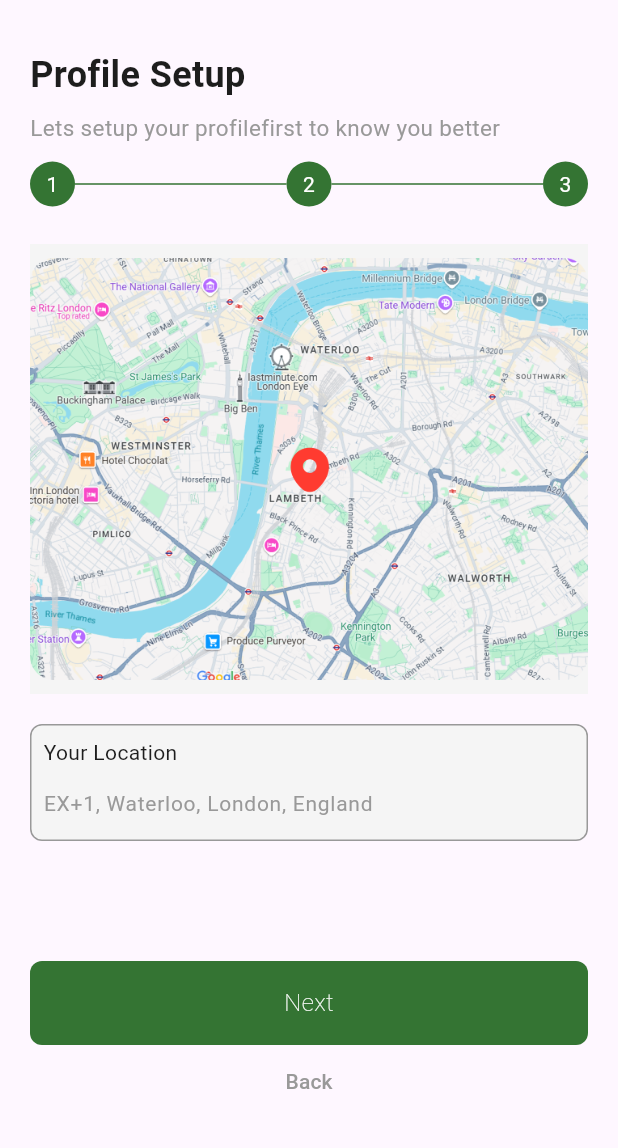
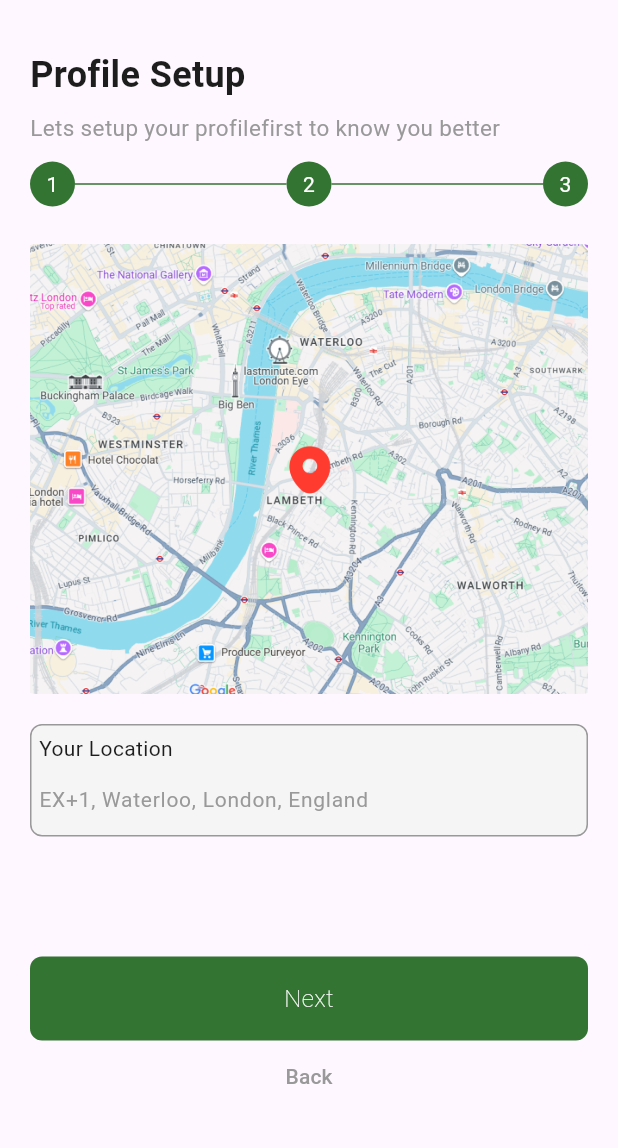
Before and after one commit to HajatAli777/UI-Basics, a Flutter app: the Profilesetup3 screen opened directly, after a tap on "Next", on a phone screen of 412 x 824 dp, the part 65-1213 px from its top. Run offline on Flutter 3.47's test engine with Material 3 defaults, Android fonts, the phone set to English and light mode, and no system bars.

Commit message:
Refactor profile setup screens for improved layout and consistency

```diff
--- a/lib/const/custom_textfield.dart
+++ b/lib/const/custom_textfield.dart
@@ -7,7 +7,7 @@ class CustomTextField extends StatelessWidget {
   final TextEditingController controller;
   final bool obscureText;
 
-   CustomTextField({
+   const CustomTextField({
     super.key,
     required this.label,
     required this.hint,
@@ -19,9 +19,9 @@ class CustomTextField extends StatelessWidget {
   Widget build(BuildContext context) {
     return Padding(
                                   padding: const EdgeInsets.only(
-                                    left: 8,
-                                    right: 8.0,
-                                    top: 8,
+                                    left: 5,
+                                    right: 5.0,
+                                    top: 5,
                                   ),
                                   child: Column(
                                     crossAxisAlignment:
--- a/lib/views/Login_form.dart
+++ b/lib/views/Login_form.dart
@@ -1,3 +1,4 @@
+
 import 'package:app/const/line.dart';
 import 'package:app/const/toldText.dart';
 import 'package:app/views/profileSetup_screen.dart';
@@ -62,6 +63,7 @@ class _LoginScreenState extends State<LoginScreen> {
 
 Container(
                             width: double.infinity,
+
                             decoration: BoxDecoration(
                               color: AppColors.textFieldFillColor,
                               borderRadius: BorderRadius.circular(8),
--- a/lib/views/profileSetup3.dart
+++ b/lib/views/profileSetup3.dart
@@ -125,49 +125,49 @@ class Profilesetup3 extends StatelessWidget {
                         mainAxisAlignment: MainAxisAlignment.spaceBetween,
                         children: [
                           Container(
-                            child: Image.asset('assets/person.png'),
                             width: 100,
                             height: 100,
                             decoration: BoxDecoration(
                               color: AppColors.subtitleTextColor,
                               borderRadius: BorderRadius.circular(100),
                             ),
+                            child: Image.asset('assets/person.png'),
                           ),
                           Container(
-                            child: Image.asset('assets/person.png'),
                             width: 80,
                             height: 80,
                             decoration: BoxDecoration(
                               color: AppColors.subtitleTextColor,
                               borderRadius: BorderRadius.circular(100),
                             ),
+                            child: Image.asset('assets/person.png'),
                           ),
                           Container(
-                            child: Image.asset('assets/person.png'),
                             width: 60,
                             height: 60,
                             decoration: BoxDecoration(
                               color: AppColors.subtitleTextColor,
                               borderRadius: BorderRadius.circular(100),
                             ),
+                            child: Image.asset('assets/person.png'),
                           ),
                           Container(
-                            child: Image.asset('assets/person.png'),
                             width: 40,
                             height: 40,
                             decoration: BoxDecoration(
                               color: AppColors.subtitleTextColor,
                               borderRadius: BorderRadius.circular(100),
                             ),
+                            child: Image.asset('assets/person.png'),
                           ),
                           Container(
-                            child: Image.asset('assets/person.png'),
                             width: 30,
                             height: 30,
                             decoration: BoxDecoration(
                               color: AppColors.subtitleTextColor,
                               borderRadius: BorderRadius.circular(100),
                             ),
+                            child: Image.asset('assets/person.png'),
                           ),
                         ],
                       ),
--- a/lib/views/profileSetup4.dart
+++ b/lib/views/profileSetup4.dart
@@ -2,6 +2,8 @@ import 'package:app/const/custom_textfield.dart';
 import 'package:app/const/primarybutton.dart';
 import 'package:app/const/toldText.dart';
 import 'package:app/utills/colors.dart';
+import 'package:app/views/homePage.dart';
+import 'package:app/views/profileSetup3.dart';
 import 'package:flutter/material.dart';
 
 class Profilesetup4 extends StatefulWidget {
@@ -92,9 +94,10 @@ class _Profilesetup4State extends State<Profilesetup4> {
                       height: 300,
                       decoration: BoxDecoration(
                         color: AppColors.C_color,
+                        borderRadius: BorderRadius.circular(20)
 
                       ),
-                      child: Image.asset('assets/map.png'),
+                      child: Image.asset('assets/map.png',fit: BoxFit.cover,),
                     ),
                   ),
                   const SizedBox(height: 20,),
@@ -120,8 +123,7 @@ class _Profilesetup4State extends State<Profilesetup4> {
     PrimaryButton(
                   buttontext: 'Next',
                   onTap: () {
-                    Navigator.push(context, MaterialPageRoute(builder: (context) => Profilesetup4()));
-                    // Navigation or logic
+                    Navigator.push(context, MaterialPageRoute(builder: (_) => Homepage()));
                   },
                 ),
 
@@ -130,9 +132,9 @@ class _Profilesetup4State extends State<Profilesetup4> {
                 },
                 child: Center(
                   child: InkWell(
-                    // onTap: (){
-                    //   Navigator.push(context, MaterialPageRoute(builder: (_) => Profilesetup2Screen()));
-                    // },
+                    onTap: (){
+                      Navigator.push(context, MaterialPageRoute(builder: (_) => Profilesetup3()));
+                    },
                     child: Text('Back', style: TextStyle(
                       color: AppColors.subtitleTextColor,
 
--- a/lib/views/profileSetup_screen.dart
+++ b/lib/views/profileSetup_screen.dart
@@ -40,11 +40,11 @@ class _ProfilesetupScreenState extends State<ProfilesetupScreen> {
                 Container(
                   height: 25,
                   width: 25,
-                  child: Center(child: Text('1', style: TextStyle(color: AppColors.secondaryColor),)),
                   decoration: BoxDecoration(
                     borderRadius: BorderRadius.circular(50),
                     color: AppColors.primaryColor,
                   ),
+                  child: Center(child: Text('1', style: TextStyle(color: AppColors.secondaryColor),)),
 
                 ),
                 const SizedBox(width: 8,),
@@ -57,11 +57,11 @@ class _ProfilesetupScreenState extends State<ProfilesetupScreen> {
                 Container(
                    height: 25,
                   width: 25,
-                  child: Center(child: Text('2', style: TextStyle(color: AppColors.secondaryColor),)),
                   decoration: BoxDecoration(
                     borderRadius: BorderRadius.circular(50),
                     color: AppColors.subtitleTextColor,
                   ),
+                  child: Center(child: Text('2', style: TextStyle(color: AppColors.secondaryColor),)),
                 ),
                 const SizedBox(width: 8,),
                 Expanded(
@@ -73,11 +73,11 @@ class _ProfilesetupScreenState extends State<ProfilesetupScreen> {
                 Container(
                    height: 25,
                   width: 25,
-                  child: Center(child: Text('3', style: TextStyle(color: AppColors.secondaryColor),)),
                   decoration: BoxDecoration(
                     borderRadius: BorderRadius.circular(50),
                     color: AppColors.subtitleTextColor,
                   ),
+                  child: Center(child: Text('3', style: TextStyle(color: AppColors.secondaryColor),)),
                 )
               ],
 
--- a/lib/views/setPassword_Screen.dart
+++ b/lib/views/setPassword_Screen.dart
@@ -3,6 +3,7 @@ import 'package:app/const/line.dart';
 import 'package:app/const/primarybutton.dart';
 import 'package:app/const/toldText.dart';
 import 'package:app/utills/colors.dart';
+import 'package:app/views/create_password_screen.dart';
 import 'package:flutter/material.dart';
 
 class SetpasswordScreen extends StatefulWidget {
@@ -75,6 +76,7 @@ Container(
                           PrimaryButton(
                             buttontext: 'Set New Password',
                             onTap: (){
+                              Navigator.push(context, MaterialPageRoute(builder: (_) => CreatePasswordScreen()));
 
                           }),
                     ],
```
Also changed, not shown: lib/views/homePage.dart (added, +24 -0 lines), lib/views/profileSetup2_screen.dart (+13 -10 lines).
